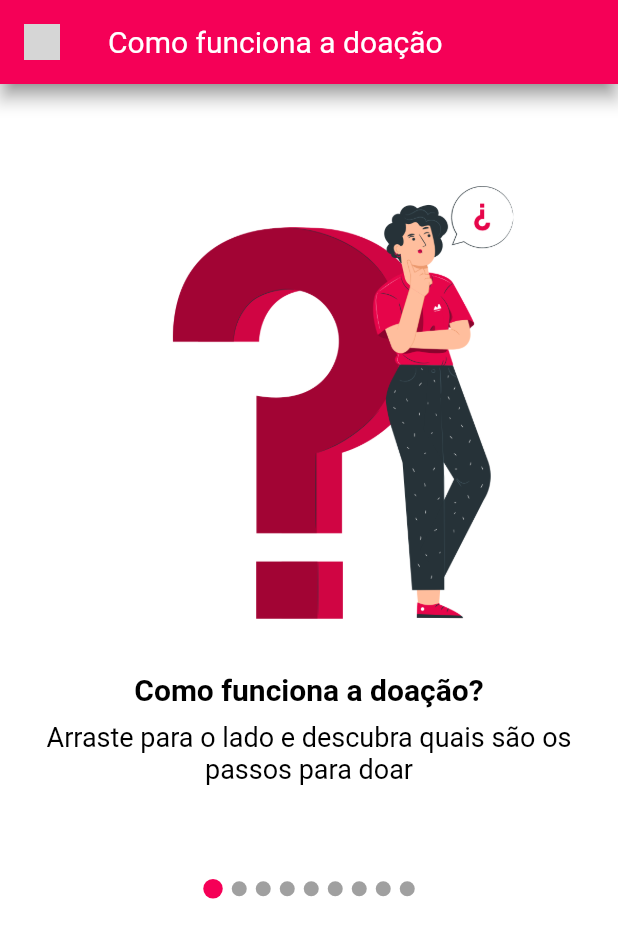
After one commit to Doe-Vida/FrontEnd, a Flutter app: the StepsPage screen opened by its route, on a phone screen of 412 x 824 dp. The commit adds this screen. Shown: the top 938 px of the screen. Run offline on Flutter 3.47's test engine with Material 2 defaults, Android fonts, the phone set to English and light mode, and no system bars; drawn by our look-alikes of carousel_slider; our stand-ins replace email_validator; missing offline and left inert: iconify_flutter; accounts and stored records are empty; network calls fail; key blocks and very long unbroken strings in the code were emptied for the run; grey boxes are pictures that could not be loaded.

Commit message:
Adding Steps Page

```diff
--- a/front_end/lib/constants/app_routes.dart
+++ b/front_end/lib/constants/app_routes.dart
@@ -3,11 +3,13 @@ import 'package:front_end/views/pages/auth/login/login_page.dart';
 import 'package:front_end/views/pages/auth/signUp/signup_page.dart';
 import 'package:front_end/views/pages/custom_navigation_bar.dart';
 import 'package:front_end/views/pages/init/init_page.dart';
+import 'package:front_end/views/pages/steps/steps_page.dart';
 
-import '../views/pages/home/homePage.dart';
+import '../views/pages/home/home_page.dart';
 
 class AppRoutes
 {
+  static const String navigationBar = "navigationBar";
   //auth
   static const String loginPage = "login";
   static const String signUpPage = "signUp";
@@ -15,12 +17,15 @@ class AppRoutes
   static const String homePage = "home";
   //init
   static const String initPage = "init";
-  static const String navigationBar = "navigationBar";
+  //steps
+  static const String stepsPage = "steps";
 
   static Route<dynamic> controller(RouteSettings settings)
   {
     switch(settings.name)
     {
+      case navigationBar:
+        return MaterialPageRoute(builder: (context) => const CustomNavigationBar());
       case loginPage:
         return MaterialPageRoute(builder: (context) => const LoginPage());
       case signUpPage:
@@ -29,8 +34,8 @@ class AppRoutes
         return MaterialPageRoute(builder: (context) => const HomePage());
       case initPage:
         return MaterialPageRoute(builder: (context) => const InitPage());
-      case navigationBar:
-        return MaterialPageRoute(builder: (context) => const CustomNavigationBar());
+      case stepsPage:
+        return MaterialPageRoute(builder: (context) => const StepsPage());
       default:
       throw("Essa rota não existe");
     }
--- /dev/null
+++ b/front_end/lib/models/steps.dart
@@ -0,0 +1,65 @@
+import '../constants/app_images.dart';
+
+class StepsModel
+{
+  late String urlImage;
+  late String title;
+  late String body;
+
+  StepsModel({required this.title, required this.body, required this.urlImage});
+}
+
+//TODO: DESCOBRIR ONDE COLOCAR
+final List<StepsModel> stepsDonation = [
+    StepsModel(
+        title: "Como funciona a doação?",
+        body: "Arraste para o lado e descubra quais são os passos para doar",
+        urlImage: AppImages.DONATION_STEP_0),
+
+    StepsModel(
+        title: "Informe-se",
+        body:
+            "Leia as regras e requisitos necessários antes de sair de casa.\nÉ possível encontrá-los na aba 'Regras' e no botão 'Teste de aptidão'.",
+        urlImage: AppImages.DONATION_STEP_1),
+
+    StepsModel(
+        title: "Encontre o hemocentro mais próximo",
+        body: "É possível encontrá-lo na aba 'Mapa'",
+        urlImage: AppImages.DONATION_STEP_2),
+
+    StepsModel(
+        title: "Preencha a ficha de cadastro",
+        body:
+            "No local, você irá fazer o cadastro e informar dados como nome, documento, endereço, formas de contato, etc.",
+        urlImage:  AppImages.DONATION_STEP_4),
+
+    StepsModel(
+        title: "Pré-triagem",
+        body:
+            "Nesse momento irão medir sua pressão, fazer teste de anemia, medir temperatura e pesar para observar se está tudo bem com sua saúde.",
+        urlImage:  AppImages.DONATION_STEP_7),
+
+    StepsModel(
+        title: "Triagem",
+        body:
+            "Na triagem a(o) enfermeira(o) realiza diversas perguntas para saber se você está apto a doar.",
+        urlImage:  AppImages.DONATION_STEP_6),
+
+    StepsModel(
+        title: "Coleta de sangue",
+        body:
+            "Se passar pela triagem e pré-triagem e estiver tudo bem, você será encaminhado(a) para a sala de coleta para realizá-la.\n O procedimento leva de 8 a 12 minutos.",
+        urlImage:  AppImages.DONATION_STEP_10),
+
+    StepsModel(
+        title: "Lanchinho",
+        body:
+            "Após a doação é recomendado se alimentar, por isso o hemocentro oferece um lanche.",
+        urlImage:  AppImages.DONATION_STEP_11),
+
+    StepsModel(
+        title: "Fim",
+        body:
+            "Se caso der algum problema no seu exame, o hemocentro entrará em contato.\nÉ isso!! Tranquilo né? Agora que já sabe como funciona o processo, agende sua doação :) ",
+        urlImage:  AppImages.DONATION_STEP_12),
+  ];
--- a/front_end/lib/views/pages/custom_navigation_bar.dart
+++ b/front_end/lib/views/pages/custom_navigation_bar.dart
@@ -2,9 +2,7 @@ import 'package:flutter/material.dart';
 import 'package:front_end/constants/app_colors.dart';
 import 'package:front_end/constants/app_icons.dart';
 import 'package:front_end/constants/app_images.dart';
-import 'package:front_end/views/pages/auth/login/login_page.dart';
-import 'package:front_end/views/pages/home/homePage.dart';
-import 'package:front_end/views/pages/init/init_page.dart';
+import 'package:front_end/views/pages/home/home_page.dart';
 import '../dialogs/aptitude_test/first_test_aptitude_eligible.dart';
 import '../dialogs/aptitude_test/test_aptitude_result.dart';
 
--- a/front_end/lib/views/pages/home/homePage.dart
+++ b/front_end/lib/views/pages/home/home_page.dart
@@ -1,6 +1,7 @@
 import 'package:flutter/material.dart';
 import 'package:front_end/constants/app_colors.dart';
 import 'package:front_end/constants/app_images.dart';
+import 'package:front_end/constants/app_routes.dart';
 import 'package:front_end/constants/app_text_styles.dart';
 import 'package:front_end/views/widgets/appbars/custom_appbar.dart';
 import 'package:iconify_flutter/iconify_flutter.dart';
@@ -169,7 +170,7 @@ class _HomePageState extends State<HomePage> {
                             ButtonHome(
                                 text: "Passo a passo",
                                 icon: AppIcons.test(AppColors.GRAY25, 70),
-                                onTap: () {})
+                                onTap: () => Navigator.pushNamed(context, AppRoutes.stepsPage))
                           ],
                         ),
 
@@ -246,7 +247,9 @@ class ButtonHome extends StatelessWidget {
 
   @override
   Widget build(BuildContext context) {
-    return Container(
+    return InkWell(
+      onTap: onTap,
+      child: Container(
         padding:
             const EdgeInsetsDirectional.symmetric(vertical: 20, horizontal: 10),
         decoration: BoxDecoration(
@@ -274,6 +277,7 @@ class ButtonHome extends StatelessWidget {
             )
           ],
         ),
+      ),
     );
   }
 }
--- /dev/null
+++ b/front_end/lib/views/pages/steps/steps_page.dart
@@ -0,0 +1,94 @@
+import 'package:flutter/material.dart';
+import 'package:carousel_slider/carousel_slider.dart';
+import 'package:front_end/constants/app_text_styles.dart';
+import 'package:front_end/views/widgets/appbars/custom_appbar.dart';
+
+import '../../../constants/app_colors.dart';
+import '../../../constants/app_icons.dart';
+import '../../../models/steps.dart';
+
+class StepsPage extends StatefulWidget {
+  const StepsPage({super.key});
+
+  @override
+  State<StepsPage> createState() => _StepsPageState();
+}
+class _StepsPageState extends State<StepsPage> {
+  int current = 0;
+  final CarouselController controller = CarouselController();
+
+  @override
+  Widget build(BuildContext context) {
+    return Scaffold(
+      appBar: CustomAppBar(
+        title: "Como funciona a doação",
+        backgroundColor: AppColors.PINK_PRIMARY,
+        iconLeft: AppIcons.arrowBack(AppColors.WHITE, 24),
+        onPressedIconLeft: () => Navigator.pop(context),
+      ),
+      body: Center(
+        child: Container(
+          margin: const EdgeInsets.all(30),
+          child: Column(
+            children: [
+              CarouselSlider(
+                carouselController: controller,
+                items: stepsDonation.asMap().entries.map((entry) {
+                  final step = entry.value;
+                  return Column(
+                    children: [
+                      Image.asset(step.urlImage),
+                      Padding(
+                        padding: const EdgeInsets.symmetric(vertical: 10),
+                        child: Text(
+                          step.title,
+                          style: AppTextStyles.boldHeader2,
+                          textAlign: TextAlign.center,
+                        ),
+                      ),
+                      Text(
+                        step.body,
+                        style: AppTextStyles.regularHeader3,
+                        textAlign: TextAlign.center,
+                      ),
+                    ],
+                  );
+                }).toList(),
+                options: CarouselOptions(
+                  height: 500,
+                  enableInfiniteScroll: false,
+                  enlargeCenterPage: true,
+                  viewportFraction: 1,
+                  onPageChanged: (index, reason) {
+                    setState(() {
+                      current = index;
+                    });
+                  },
+                ),
+              ),
+              Row(
+                mainAxisAlignment: MainAxisAlignment.center,
+                children: stepsDonation.asMap().entries.map((entry) {
+                  return GestureDetector(
+                    onTap: () => controller.animateToPage(entry.key),
+                    child: Container(
+                      width: current == entry.key ? 13 : 10,
+                      height: current == entry.key ? 13 : 10,
+                      margin: const EdgeInsets.symmetric(horizontal: 3),
+                      decoration: BoxDecoration(
+                        shape: BoxShape.circle,
+                        color: (current == entry.key
+                            ? AppColors.PINK_PRIMARY
+                            : AppColors.GRAY300.withOpacity(0.6)),
+                      ),
+                    ),
+                  );
+                }).toList(),
+              ),
+            ],
+          ),
+        ),
+      ),
+    );
+  }
+}
```
Lines whose indentation alone changed are shown as unchanged.
